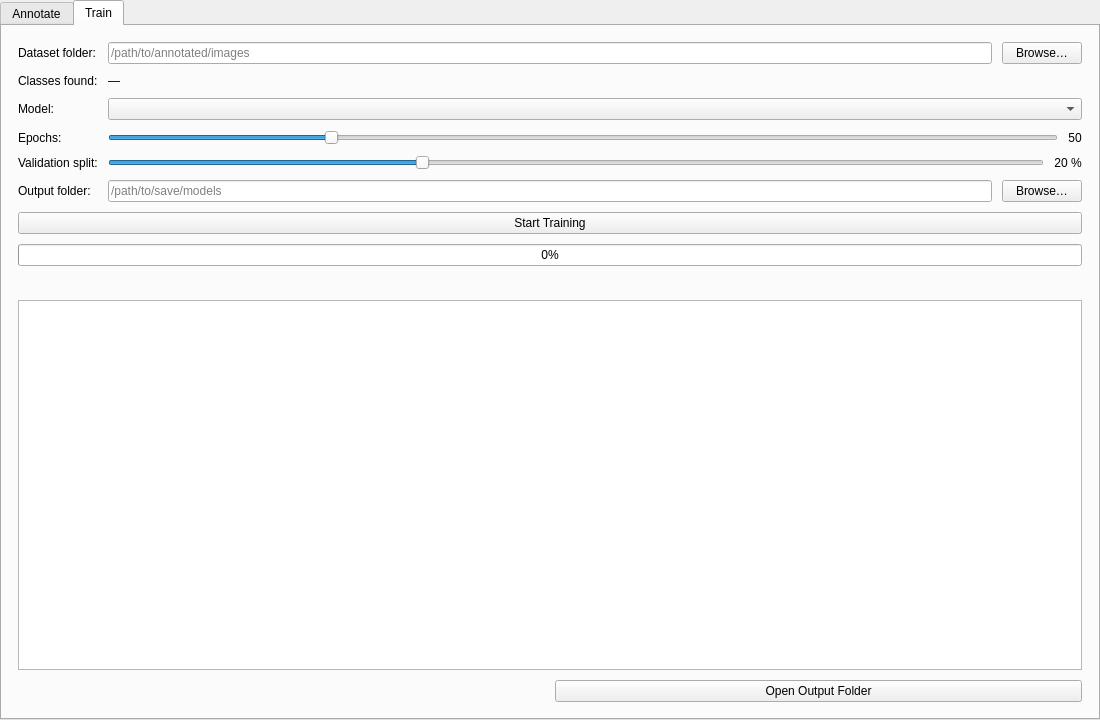
Qt form src/views/ui/yolo_studio_widget.ui (joeescarcega8879/Light-Microscope) before a commit.
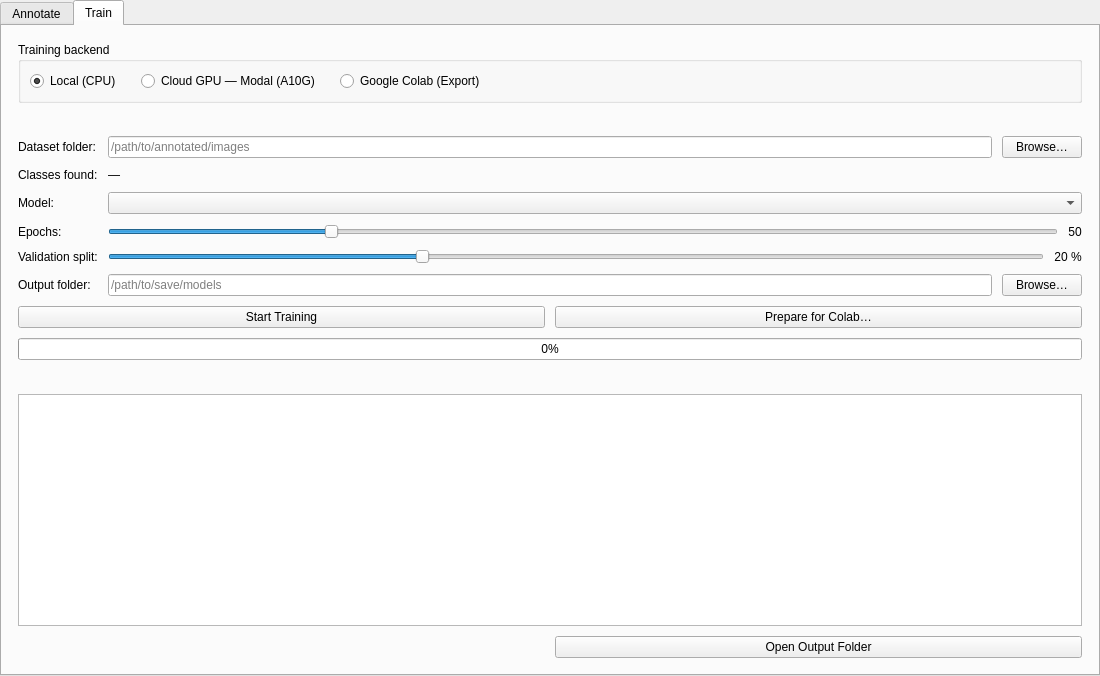
The same form after that commit. The open tabs and pages were chosen to show the change.

Commit message:
feat: Implement cloud training and Colab export functionality
- Added CloudYoloTrainer for training YOLOv8 on Modal cloud GPU.
- Introduced ColabExporter to prepare datasets and notebooks for Google Colab.
- Created modal_trainer.py for remote training execution on Modal.
- Added YoloInferencer for running inference on images and frames.
- Updated YoloStudioView to support backend selection and confidence slider.
- Adjusted minimum size of LabelingCanvas.
- Added new signals and methods for model loading and detection results.
- Included a new YOLOv8 model file (yolov8n.pt).

```diff
--- a/src/views/ui/yolo_studio_widget.ui
+++ b/src/views/ui/yolo_studio_widget.ui
@@ -3,7 +3,18 @@
  <class>YoloStudioWidget</class>
  <widget class="QWidget" name="YoloStudioWidget">
   <property name="geometry">
-   <rect><x>0</x><y>0</y><width>1100</width><height>720</height></rect>
+   <rect>
+    <x>0</x>
+    <y>0</y>
+    <width>1100</width>
+    <height>676</height>
+   </rect>
+  </property>
+  <property name="sizePolicy">
+   <sizepolicy hsizetype="Preferred" vsizetype="Preferred">
+    <horstretch>0</horstretch>
+    <verstretch>0</verstretch>
+   </sizepolicy>
   </property>
   <layout class="QVBoxLayout" name="rootLayout">
    <property name="spacing"><number>0</number></property>
@@ -177,43 +188,140 @@
      <widget class="QWidget" name="trainingTab">
       <attribute name="title"><string>Train</string></attribute>
       <layout class="QVBoxLayout" name="trainingLayout">
-       <property name="spacing"><number>10</number></property>
-       <property name="leftMargin"><number>16</number></property>
-       <property name="topMargin"><number>16</number></property>
-       <property name="rightMargin"><number>16</number></property>
-       <property name="bottomMargin"><number>16</number></property>
-
-       <!-- form -->
+       <property name="spacing">
+        <number>10</number>
+       </property>
+       <property name="leftMargin">
+        <number>16</number>
+       </property>
+       <property name="topMargin">
+        <number>16</number>
+       </property>
+       <property name="rightMargin">
+        <number>16</number>
+       </property>
+       <property name="bottomMargin">
+        <number>16</number>
+       </property>
+       <item>
+        <widget class="QGroupBox" name="groupBackend">
+         <property name="title">
+          <string>Training backend</string>
+         </property>
+         <layout class="QHBoxLayout" name="backendLayout">
+          <property name="spacing">
+           <number>20</number>
+          </property>
+          <item>
+           <widget class="QRadioButton" name="rdoLocal">
+            <property name="text">
+             <string>Local (CPU)</string>
+            </property>
+            <property name="checked">
+             <bool>true</bool>
+            </property>
+           </widget>
+          </item>
+          <item>
+           <widget class="QRadioButton" name="rdoModal">
+            <property name="text">
+             <string>Cloud GPU — Modal (A10G)</string>
+            </property>
+           </widget>
+          </item>
+          <item>
+           <widget class="QRadioButton" name="rdoColab">
+            <property name="text">
+             <string>Google Colab (Export)</string>
+            </property>
+           </widget>
+          </item>
+          <item>
+           <spacer name="backendSpacer">
+            <property name="orientation">
+             <enum>Qt::Orientation::Horizontal</enum>
+            </property>
+            <property name="sizeHint" stdset="0">
+             <size>
+              <width>40</width>
+              <height>20</height>
+             </size>
+            </property>
+           </spacer>
+          </item>
+         </layout>
+        </widget>
+       </item>
+       <item>
+        <widget class="QLabel" name="lblBackendHint">
+         <property name="styleSheet">
+          <string>color: gray; font-size: 11px;</string>
+         </property>
+         <property name="text">
+          <string/>
+         </property>
+         <property name="wordWrap">
+          <bool>true</bool>
+         </property>
+        </widget>
+       </item>
        <item>
         <layout class="QFormLayout" name="trainingForm">
          <property name="verticalSpacing"><number>10</number></property>
 
          <item row="0" column="0">
-          <widget class="QLabel"><property name="text"><string>Dataset folder:</string></property></widget>
+          <widget class="QLabel" name="label">
+           <property name="text">
+            <string>Dataset folder:</string>
+           </property>
+          </widget>
          </item>
          <item row="0" column="1">
           <layout class="QHBoxLayout">
-           <item><widget class="QLineEdit" name="lineDatasetPath"><property name="placeholderText"><string>/path/to/annotated/images</string></property></widget></item>
-           <item><widget class="QPushButton" name="btnBrowseDataset"><property name="text"><string>Browse…</string></property></widget></item>
+           <item>
+            <widget class="QLineEdit" name="lineDatasetPath">
+             <property name="placeholderText">
+              <string>/path/to/annotated/images</string>
+             </property>
+            </widget>
+           </item>
+           <item>
+            <widget class="QPushButton" name="btnBrowseDataset">
+             <property name="text">
+              <string>Browse…</string>
+             </property>
+            </widget>
+           </item>
           </layout>
          </item>
-
          <item row="1" column="0">
-          <widget class="QLabel"><property name="text"><string>Classes found:</string></property></widget>
+          <widget class="QLabel" name="label">
+           <property name="text">
+            <string>Classes found:</string>
+           </property>
+          </widget>
          </item>
          <item row="1" column="1">
           <widget class="QLabel" name="lblClassesSummary"><property name="text"><string>—</string></property></widget>
          </item>
 
          <item row="2" column="0">
-          <widget class="QLabel"><property name="text"><string>Model:</string></property></widget>
+          <widget class="QLabel" name="label">
+           <property name="text">
+            <string>Model:</string>
+           </property>
+          </widget>
          </item>
          <item row="2" column="1">
           <widget class="QComboBox" name="cmbModel"/>
          </item>
 
          <item row="3" column="0">
-          <widget class="QLabel"><property name="text"><string>Epochs:</string></property></widget>
+          <widget class="QLabel" name="label">
+           <property name="text">
+            <string>Epochs:</string>
+           </property>
+          </widget>
          </item>
          <item row="3" column="1">
           <layout class="QHBoxLayout">
@@ -234,9 +342,12 @@
            </item>
           </layout>
          </item>
-
          <item row="4" column="0">
-          <widget class="QLabel"><property name="text"><string>Validation split:</string></property></widget>
+          <widget class="QLabel" name="label">
+           <property name="text">
+            <string>Validation split:</string>
+           </property>
+          </widget>
          </item>
          <item row="4" column="1">
           <layout class="QHBoxLayout">
@@ -257,27 +368,55 @@
            </item>
           </layout>
          </item>
-
          <item row="5" column="0">
-          <widget class="QLabel"><property name="text"><string>Output folder:</string></property></widget>
+          <widget class="QLabel" name="label">
+           <property name="text">
+            <string>Output folder:</string>
+           </property>
+          </widget>
          </item>
          <item row="5" column="1">
           <layout class="QHBoxLayout">
-           <item><widget class="QLineEdit" name="lineOutputDir"><property name="placeholderText"><string>/path/to/save/models</string></property></widget></item>
-           <item><widget class="QPushButton" name="btnBrowseOutput"><property name="text"><string>Browse…</string></property></widget></item>
+           <item>
+            <widget class="QLineEdit" name="lineOutputDir">
+             <property name="placeholderText">
+              <string>/path/to/save/models</string>
+             </property>
+            </widget>
+           </item>
+           <item>
+            <widget class="QPushButton" name="btnBrowseOutput">
+             <property name="text">
+              <string>Browse…</string>
+             </property>
+            </widget>
+           </item>
           </layout>
          </item>
-
         </layout>
        </item>
 
        <item>
-        <widget class="QPushButton" name="btnStartTraining">
-         <property name="text"><string>Start Training</string></property>
-         <property name="minimumHeight"><number>36</number></property>
-        </widget>
+        <layout class="QHBoxLayout" name="startLayout">
+         <item>
+          <widget class="QPushButton" name="btnStartTraining">
+           <property name="text">
+            <string>Start Training</string>
+           </property>
+          </widget>
+         </item>
+         <item>
+          <widget class="QPushButton" name="btnExportColab">
+           <property name="visible">
+            <bool>false</bool>
+           </property>
+           <property name="text">
+            <string>Prepare for Colab…</string>
+           </property>
+          </widget>
+         </item>
+        </layout>
        </item>
-
        <item>
         <widget class="QProgressBar" name="progressTraining">
          <property name="value"><number>0</number></property>
@@ -313,7 +452,6 @@
          </item>
         </layout>
        </item>
-
       </layout>
      </widget>
 
```
Left out of the diff: 495 changed lines with no effect on the pictures. The commit also changes 12 other files.
